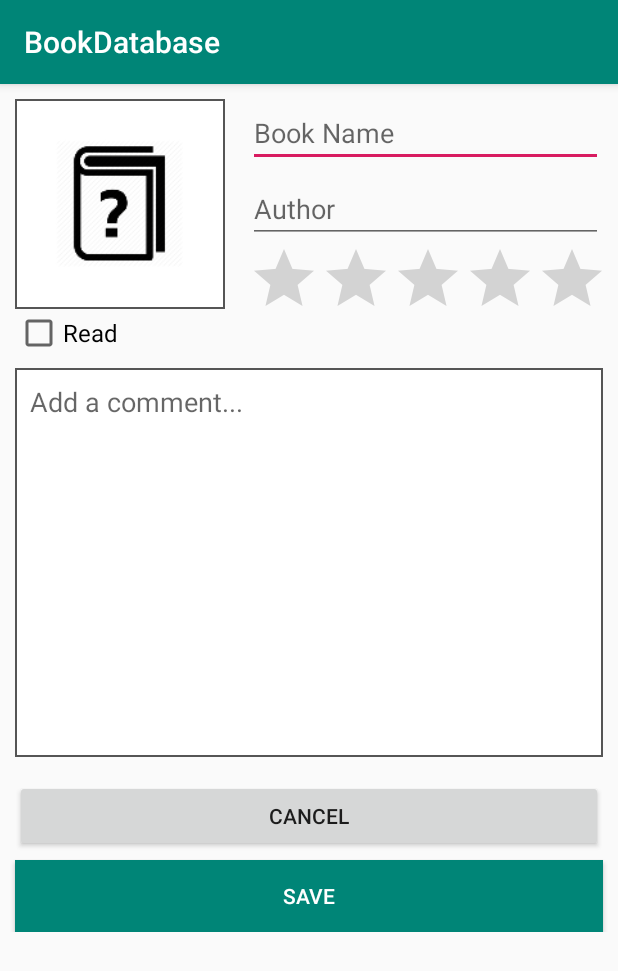
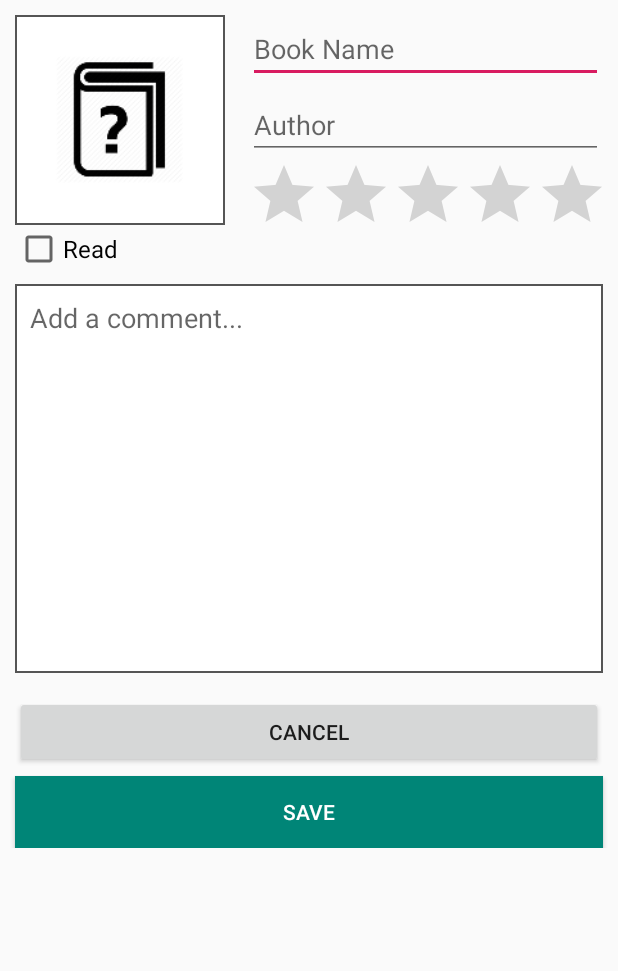
Before and after one commit to TomasPospisil/ABMTE, an Android app: the screen it shows after launch (EditActivity), after a tap on "ADD NEW BOOK", on a phone screen of 412 x 824 dp. Shown: the top 971 px of the screen. Run offline under Robolectric (Android 15) with nearby library versions, the phone set to English and light mode, and no system bars.

Commit message:
Add splash screen

```diff
--- a/app/src/main/java/com/example/bookdatabase/MainActivity.java
+++ b/app/src/main/java/com/example/bookdatabase/MainActivity.java
@@ -1,7 +1,6 @@
 package com.example.bookdatabase;
 
 import android.content.Intent;
-import android.graphics.Color;
 import android.os.Bundle;
 import android.view.View;
 import android.view.Menu;
@@ -9,9 +8,6 @@ import android.view.MenuItem;
 import android.widget.AdapterView;
 import android.widget.Button;
 import android.widget.ListView;
-
-import com.google.android.material.floatingactionbutton.FloatingActionButton;
-import com.google.android.material.snackbar.Snackbar;
 
 import androidx.appcompat.app.AppCompatActivity;
 import androidx.appcompat.widget.Toolbar;
@@ -30,7 +26,6 @@ public class MainActivity extends AppCompatActivity {
         Toolbar toolbar = findViewById(R.id.toolbar);
         setSupportActionBar(toolbar);
 
-        AppendFAB();
         AddListeners();
     }
 
@@ -55,19 +50,6 @@ public class MainActivity extends AppCompatActivity {
     protected void onStart() {
         super.onStart();
         CreateBooksView();
-    }
-
-    private void AppendFAB() {
-        FloatingActionButton fab = findViewById(R.id.fab);
-        fab.setImageResource(android.R.drawable.ic_input_add);
-        fab.setColorFilter(Color.WHITE);
-        fab.setOnClickListener(new View.OnClickListener() {
-            @Override
-            public void onClick(View view) {
-                Snackbar.make(view, "Replace with your own action", Snackbar.LENGTH_LONG)
-                        .setAction("Action", null).show();
-            }
-        });
     }
 
     private void AddListeners() {
--- /dev/null
+++ b/app/src/main/java/com/example/bookdatabase/SplashScreen.java
@@ -0,0 +1,18 @@
+package com.example.bookdatabase;
+
+import android.content.Intent;
+import android.os.Bundle;
+
+import androidx.appcompat.app.AppCompatActivity;
+
+public class SplashScreen extends AppCompatActivity {
+
+    @Override
+    public void onCreate(Bundle savedInstanceState) {
+        super.onCreate(savedInstanceState);
+
+        Intent intent = new Intent(this, MainActivity.class);
+        startActivity(intent);
+        finish();
+    }
+}
--- /dev/null
+++ b/app/src/main/res/drawable/background.xml
@@ -0,0 +1,10 @@
+<?xml version="1.0" encoding="utf-8"?>
+<layer-list xmlns:android="http://schemas.android.com/apk/res/android"
+    android:opacity="opaque">
+    <item android:drawable="@color/white"/>
+    <item>
+        <bitmap
+            android:gravity="center"
+            android:src="@drawable/splash_icon"/>
+    </item>
+</layer-list>
--- a/app/src/main/res/values/colors.xml
+++ b/app/src/main/res/values/colors.xml
@@ -3,4 +3,5 @@
     <color name="colorPrimary">#008577</color>
     <color name="colorPrimaryDark">#00574B</color>
     <color name="colorAccent">#D81B60</color>
+    <color name="white">#ffffff</color>
 </resources>
--- a/app/src/main/res/values/styles.xml
+++ b/app/src/main/res/values/styles.xml
@@ -6,6 +6,8 @@
         <item name="colorPrimary">@color/colorPrimary</item>
         <item name="colorPrimaryDark">@color/colorPrimaryDark</item>
         <item name="colorAccent">@color/colorAccent</item>
+        <item name="windowActionBar">false</item>
+        <item name="windowNoTitle">true</item>
     </style>
 
     <style name="AppTheme.NoActionBar">
@@ -13,6 +15,12 @@
         <item name="windowNoTitle">true</item>
     </style>
 
+    <style name="SplashTheme" parent="Theme.AppCompat.Light.NoActionBar">
+        <item name="android:windowBackground">@drawable/background</item>
+        <item name="android:windowNoTitle">true</item>
+        <item name="android:windowFullscreen">true</item>
+    </style>
+
     <style name="AppTheme.AppBarOverlay" parent="ThemeOverlay.AppCompat.Dark.ActionBar" />
 
     <style name="AppTheme.PopupOverlay" parent="ThemeOverlay.AppCompat.Light" />
```
Also changed, not shown: app/src/main/AndroidManifest.xml (+4 -6 lines), app/src/main/res/layout/activity_main.xml (+0 -8 lines), app/src/main/res/drawable-v24/splash_icon.jpg (added).
